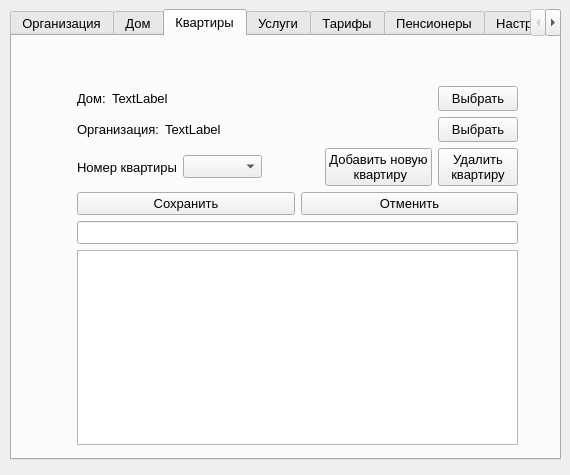
First picture: the form in Kvit_main/adminwindow.ui, repository MartovKot/ZHSK, before the edit.
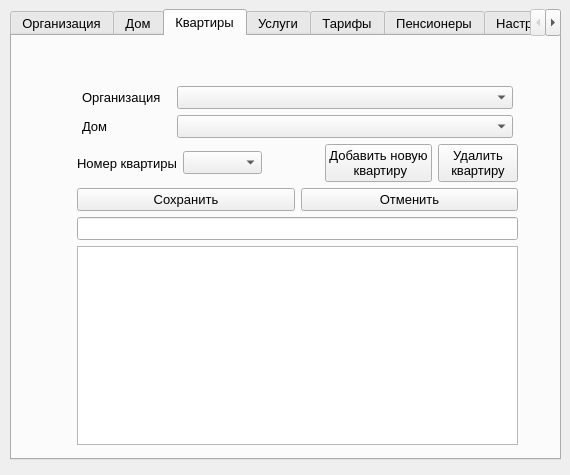
Second picture: the form after the edit. The open tabs and pages were chosen to show the change.

```diff
--- a/Kvit_main/adminwindow.ui
+++ b/Kvit_main/adminwindow.ui
@@ -426,106 +426,60 @@
           <number>5</number>
          </property>
          <item>
-          <layout class="QHBoxLayout" name="horizontalLayout_24">
-           <property name="sizeConstraint">
-            <enum>QLayout::SetNoConstraint</enum>
-           </property>
+          <layout class="QHBoxLayout" name="horizontalLayout_16">
            <item>
-            <widget class="QLabel" name="label_5">
-             <property name="sizePolicy">
-              <sizepolicy hsizetype="Fixed" vsizetype="Fixed">
-               <horstretch>0</horstretch>
-               <verstretch>0</verstretch>
-              </sizepolicy>
+            <layout class="QVBoxLayout" name="verticalLayout_17">
+             <property name="leftMargin">
+              <number>5</number>
              </property>
-             <property name="text">
-              <string>Дом:</string>
+             <property name="rightMargin">
+              <number>5</number>
              </property>
-            </widget>
-           </item>
            <item>
-            <widget class="QLabel" name="lbl_HomeSelect">
-             <property name="sizePolicy">
-              <sizepolicy hsizetype="Preferred" vsizetype="Fixed">
-               <horstretch>0</horstretch>
-               <verstretch>0</verstretch>
-              </sizepolicy>
-             </property>
+              <widget class="QLabel" name="label_31">
              <property name="text">
-              <string>TextLabel</string>
+                <string>Организация</string>
              </property>
             </widget>
            </item>
            <item>
-            <widget class="QPushButton" name="pBtn_HomeSelect">
-             <property name="sizePolicy">
-              <sizepolicy hsizetype="Fixed" vsizetype="Fixed">
-               <horstretch>0</horstretch>
-               <verstretch>0</verstretch>
-              </sizepolicy>
-             </property>
-             <property name="minimumSize">
-              <size>
-               <width>0</width>
-               <height>25</height>
-              </size>
-             </property>
+              <widget class="QLabel" name="label_32">
              <property name="text">
-              <string>Выбрать</string>
+                <string>Дом</string>
              </property>
             </widget>
            </item>
           </layout>
          </item>
          <item>
-          <layout class="QHBoxLayout" name="horizontalLayout_23">
-           <property name="sizeConstraint">
-            <enum>QLayout::SetFixedSize</enum>
-           </property>
-           <item>
-            <widget class="QLabel" name="label_4">
-             <property name="sizePolicy">
-              <sizepolicy hsizetype="Fixed" vsizetype="Fixed">
-               <horstretch>0</horstretch>
-               <verstretch>0</verstretch>
-              </sizepolicy>
+            <layout class="QVBoxLayout" name="verticalLayout_18">
+             <property name="leftMargin">
+              <number>5</number>
+             </property>
+             <property name="rightMargin">
+              <number>5</number>
              </property>
-             <property name="text">
-              <string>Организация:</string>
-             </property>
-            </widget>
-           </item>
            <item>
-            <widget class="QLabel" name="lbl_OrgSelect">
+              <widget class="QComboBox" name="cmBx_Org_on_Apartment">
              <property name="sizePolicy">
-              <sizepolicy hsizetype="Minimum" vsizetype="Fixed">
+                <sizepolicy hsizetype="Expanding" vsizetype="Fixed">
                <horstretch>0</horstretch>
                <verstretch>0</verstretch>
               </sizepolicy>
              </property>
-             <property name="text">
-              <string>TextLabel</string>
-             </property>
             </widget>
            </item>
            <item>
-            <widget class="QPushButton" name="pBtn_OrgSelect">
+              <widget class="QComboBox" name="cmBx_Home_on_Apartment">
              <property name="sizePolicy">
-              <sizepolicy hsizetype="Fixed" vsizetype="Fixed">
+                <sizepolicy hsizetype="Expanding" vsizetype="Fixed">
                <horstretch>0</horstretch>
                <verstretch>0</verstretch>
               </sizepolicy>
              </property>
-             <property name="minimumSize">
-              <size>
-               <width>0</width>
-               <height>25</height>
-              </size>
-             </property>
-             <property name="text">
-              <string>Выбрать</string>
-             </property>
-            </widget>
+              </widget>
+             </item>
+            </layout>
            </item>
           </layout>
          </item>
```
Left out of the diff: 2 changed lines with no effect on the pictures. Lines whose indentation alone changed are shown as unchanged.
